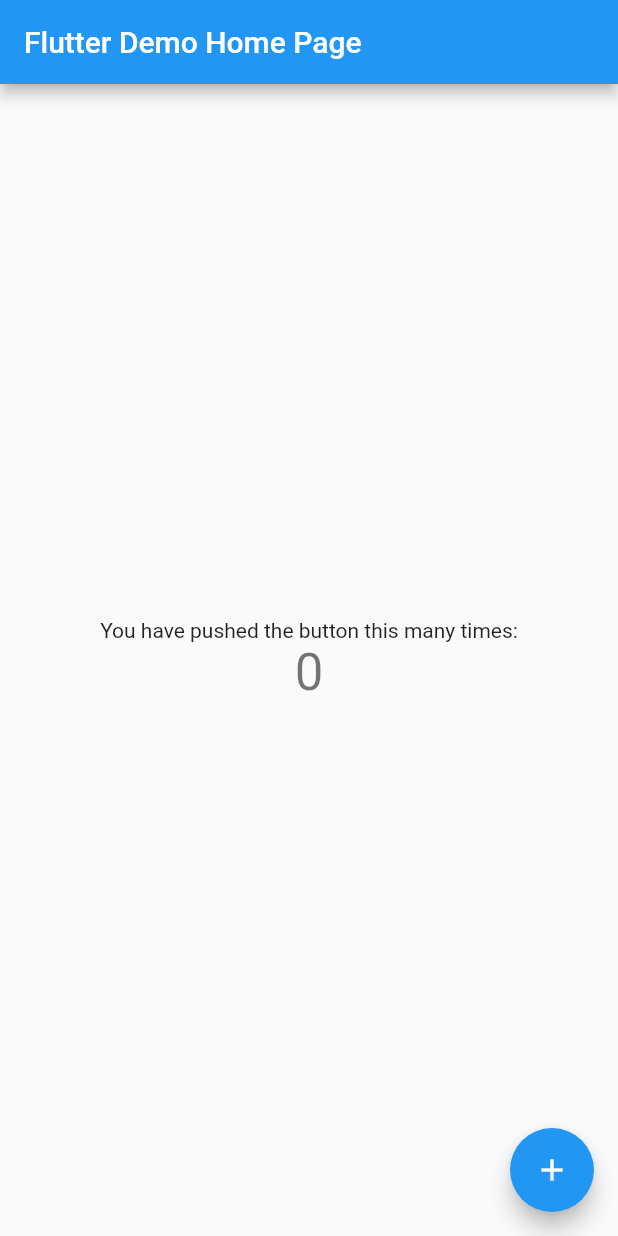
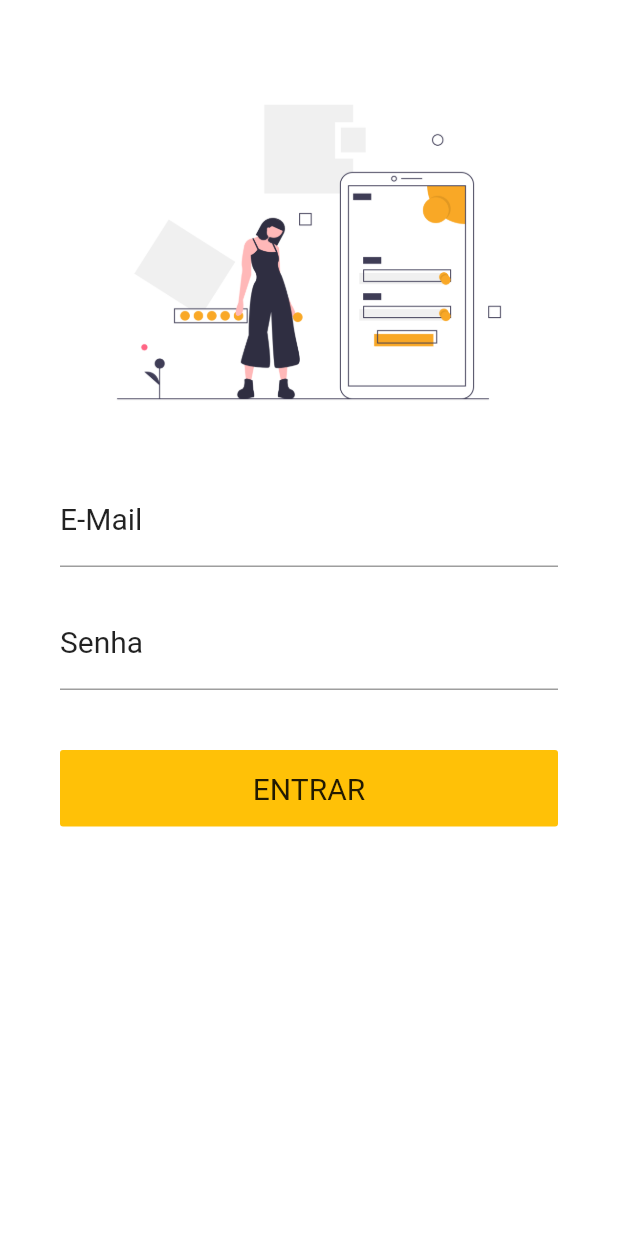
Before and after one commit to deolivtiago/improved_pancake, a Flutter app: the screen it shows after launch, on a phone screen of 412 x 824 dp. Run offline on Flutter 3.47's test engine with Material 2 defaults, Android fonts, the phone set to English and light mode, and no system bars.

Commit message:
feat: add LoginScreen layout

```diff
--- a/lib/main.dart
+++ b/lib/main.dart
@@ -1,113 +1,87 @@
 import 'package:flutter/material.dart';
 
 void main() {
-  runApp(MyApp());
+  runApp(App());
 }
 
-class MyApp extends StatelessWidget {
-  // This widget is the root of your application.
+class App extends StatelessWidget {
   @override
   Widget build(BuildContext context) {
     return MaterialApp(
-      title: 'Flutter Demo',
+      title: 'Improved Pancake',
+      debugShowCheckedModeBanner: false,
       theme: ThemeData(
-        // This is the theme of your application.
-        //
-        // Try running your application with "flutter run". You'll see the
-        // application has a blue toolbar. Then, without quitting the app, try
-        // changing the primarySwatch below to Colors.green and then invoke
-        // "hot reload" (press "r" in the console where you ran "flutter run",
-        // or simply save your changes to "hot reload" in a Flutter IDE).
-        // Notice that the counter didn't reset back to zero; the application
-        // is not restarted.
-        primarySwatch: Colors.blue,
+        primarySwatch: Colors.amber,
+        accentColor: Colors.amber,
+        primaryColor: Colors.grey,
       ),
-      home: MyHomePage(title: 'Flutter Demo Home Page'),
+      home: LoginScreen(),
     );
   }
 }
 
-class MyHomePage extends StatefulWidget {
-  MyHomePage({Key key, this.title}) : super(key: key);
-
-  // This widget is the home page of your application. It is stateful, meaning
-  // that it has a State object (defined below) that contains fields that affect
-  // how it looks.
-
-  // This class is the configuration for the state. It holds the values (in this
-  // case the title) provided by the parent (in this case the App widget) and
-  // used by the build method of the State. Fields in a Widget subclass are
-  // always marked "final".
-
-  final String title;
-
-  @override
-  _MyHomePageState createState() => _MyHomePageState();
-}
-
-class _MyHomePageState extends State<MyHomePage> {
-  int _counter = 0;
-
-  void _incrementCounter() {
-    setState(() {
-      // This call to setState tells the Flutter framework that something has
-      // changed in this State, which causes it to rerun the build method below
-      // so that the display can reflect the updated values. If we changed
-      // _counter without calling setState(), then the build method would not be
-      // called again, and so nothing would appear to happen.
-      _counter++;
-    });
-  }
-
+class LoginScreen extends StatelessWidget {
   @override
   Widget build(BuildContext context) {
-    // This method is rerun every time setState is called, for instance as done
-    // by the _incrementCounter method above.
-    //
-    // The Flutter framework has been optimized to make rerunning build methods
-    // fast, so that you can just rebuild anything that needs updating rather
-    // than having to individually change instances of widgets.
     return Scaffold(
-      appBar: AppBar(
-        // Here we take the value from the MyHomePage object that was created by
-        // the App.build method, and use it to set our appbar title.
-        title: Text(widget.title),
-      ),
-      body: Center(
-        // Center is a layout widget. It takes a single child and positions it
-        // in the middle of the parent.
-        child: Column(
-          // Column is also a layout widget. It takes a list of children and
-          // arranges them vertically. By default, it sizes itself to fit its
-          // children horizontally, and tries to be as tall as its parent.
-          //
-          // Invoke "debug painting" (press "p" in the console, choose the
-          // "Toggle Debug Paint" action from the Flutter Inspector in Android
-          // Studio, or the "Toggle Debug Paint" command in Visual Studio Code)
-          // to see the wireframe for each widget.
-          //
-          // Column has various properties to control how it sizes itself and
-          // how it positions its children. Here we use mainAxisAlignment to
-          // center the children vertically; the main axis here is the vertical
-          // axis because Columns are vertical (the cross axis would be
-          // horizontal).
-          mainAxisAlignment: MainAxisAlignment.center,
-          children: <Widget>[
-            Text(
-              'You have pushed the button this many times:',
+      body: Container(
+        padding: EdgeInsets.all(40),
+        color: Colors.white,
+        child: ListView(
+          children: [
+            SizedBox(
+              height: 256,
+              width: 256,
+              child: Image.asset("assets/images/login-image.png"),
             ),
-            Text(
-              '$_counter',
-              style: Theme.of(context).textTheme.headline4,
+            SizedBox(
+              height: 20,
+            ),
+            TextFormField(
+              keyboardType: TextInputType.emailAddress,
+              decoration: InputDecoration(
+                labelText: "E-Mail",
+                labelStyle: TextStyle(
+                  color: Colors.black87,
+                  fontWeight: FontWeight.w400,
+                  fontSize: 20,
+                ),
+              ),
+            ),
+            SizedBox(
+              height: 20,
+            ),
+            TextFormField(
+              keyboardType: TextInputType.text,
+              obscureText: true,
+              decoration: InputDecoration(
+                labelText: "Senha",
+                labelStyle: TextStyle(
+                  color: Colors.black87,
+                  fontWeight: FontWeight.w400,
+                  fontSize: 20,
+                ),
+              ),
+            ),
+            SizedBox(
+              height: 40,
+            ),
+            FlatButton(
+              child: Text(
+                "ENTRAR",
+                style: TextStyle(
+                  color: Colors.black87,
+                  fontWeight: FontWeight.w400,
+                  fontSize: 20,
+                ),
+              ),
+              color: Theme.of(context).accentColor,
+              padding: EdgeInsets.all(14),
+              onPressed: () {},
             ),
           ],
         ),
       ),
-      floatingActionButton: FloatingActionButton(
-        onPressed: _incrementCounter,
-        tooltip: 'Increment',
-        child: Icon(Icons.add),
-      ), // This trailing comma makes auto-formatting nicer for build methods.
     );
   }
 }
```
Also changed, not shown: pubspec.yaml (+3 -5 lines), assets/images/login-image.png (added), 2 other files.
